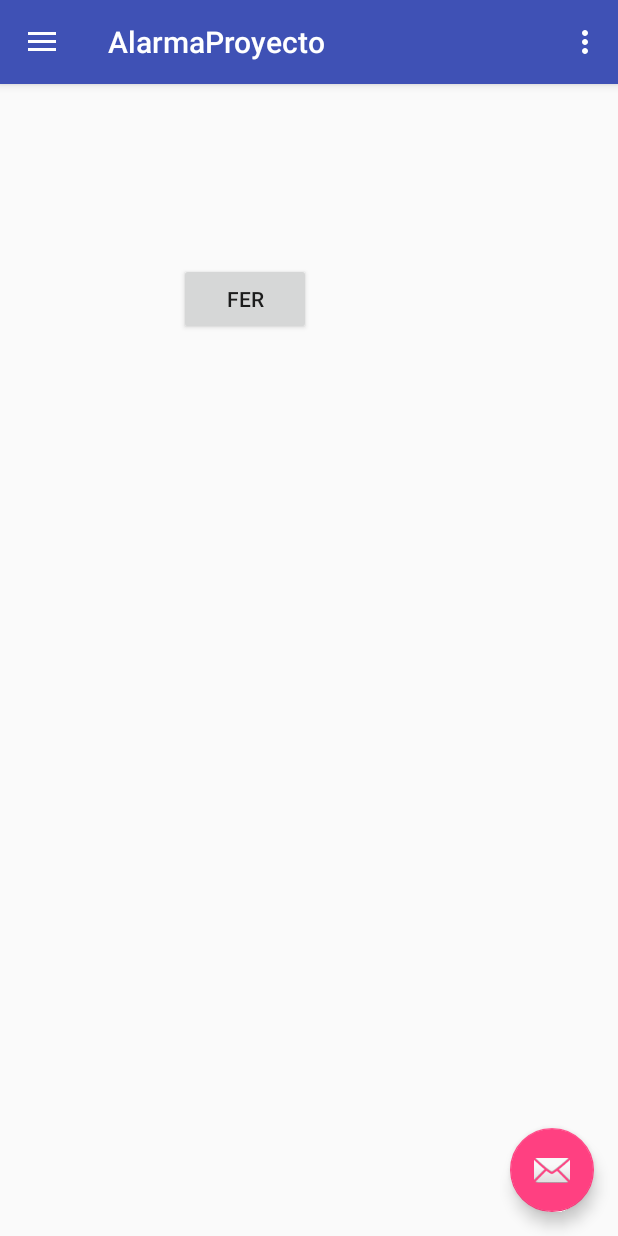
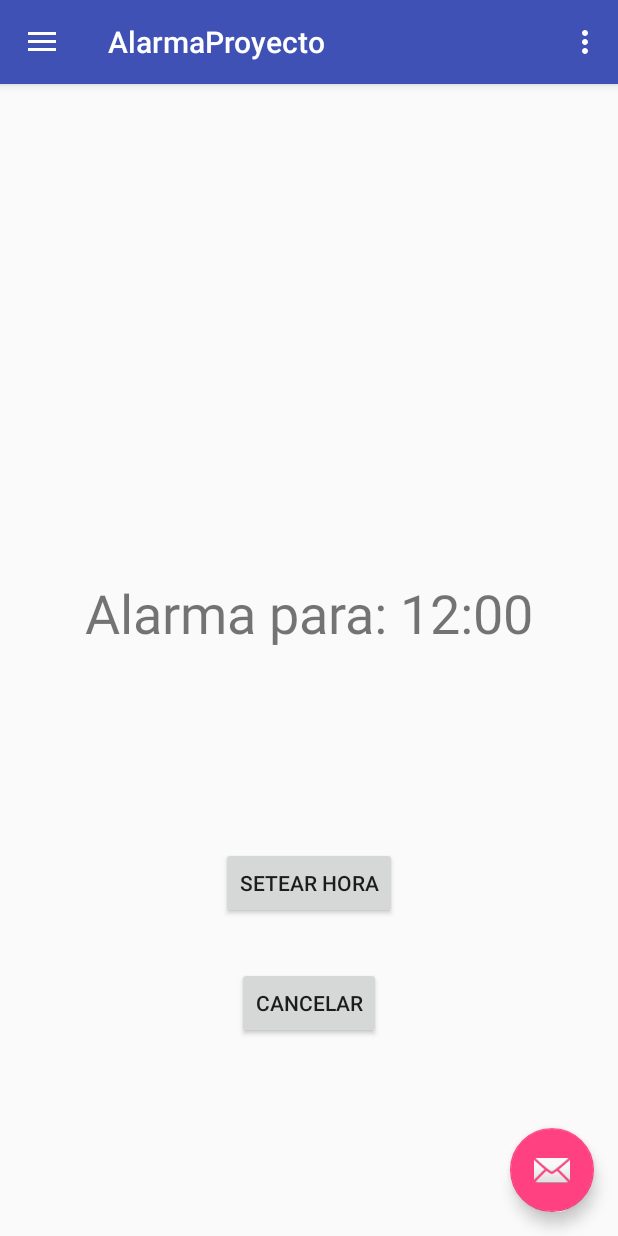
Before and after one commit to FerDev97/AlarmaProyecto, an Android app: the screen it shows after launch (MainActivity), on a phone screen of 412 x 824 dp. Run offline under Robolectric (Android 15) with nearby library versions, the light colour scheme and no system bars.

Commit message:
AQUI SIGUE FRAN

```diff
--- a/app/src/main/java/com/example/fernando/alarmaproyecto/MainActivity.java
+++ b/app/src/main/java/com/example/fernando/alarmaproyecto/MainActivity.java
@@ -1,8 +1,14 @@
 package com.example.fernando.alarmaproyecto;
 
+import android.app.AlarmManager;
+import android.app.TimePickerDialog;
+//import android.net.Uri;
+import android.content.Context;
 import android.os.Bundle;
 import android.support.design.widget.FloatingActionButton;
 import android.support.design.widget.Snackbar;
+import android.support.v4.app.DialogFragment;
+//import android.text.format.DateFormat;
 import android.view.View;
 import android.support.design.widget.NavigationView;
 import android.support.v4.view.GravityCompat;
@@ -12,10 +18,18 @@ import android.support.v7.app.AppCompatActivity;
 import android.support.v7.widget.Toolbar;
 import android.view.Menu;
 import android.view.MenuItem;
+import android.widget.Button;
+import android.widget.TextView;
+import android.widget.TimePicker;
+import java.text.DateFormat;
+
+import java.util.Calendar;
 
 public class MainActivity extends AppCompatActivity
-        implements NavigationView.OnNavigationItemSelectedListener {
+        implements NavigationView.OnNavigationItemSelectedListener, TimePickerDialog.OnTimeSetListener {
 
+
+    TextView text;
     @Override
     protected void onCreate(Bundle savedInstanceState) {
         super.onCreate(savedInstanceState);
@@ -40,7 +54,51 @@ public class MainActivity extends AppCompatActivity
 
         NavigationView navigationView = (NavigationView) findViewById(R.id.nav_view);
         navigationView.setNavigationItemSelectedListener(this);
+
+        text=(TextView)findViewById(R.id.texto);
+
+        Button boton=(Button)findViewById(R.id.boton);
+        boton.setOnClickListener(new View.OnClickListener() {
+            @Override
+            public void onClick(View view) {
+                DialogFragment timerPicker=new TimePickerFragment();
+                timerPicker.show(getSupportFragmentManager(), "Time picker");
+            }
+        });
+
+        Button cancel=(Button)findViewById(R.id.cancelar);
+        cancel.setOnClickListener(new View.OnClickListener() {
+            @Override
+            public void onClick(View view) {
+                cancelarAlarmna();
+            }
+        });
     }
+
+    private void cancelarAlarmna() {
+
+    }
+
+
+    @Override
+    public void onTimeSet(TimePicker timePicker, int hora, int minuto) {
+        Calendar c=Calendar.getInstance();
+        c.set(Calendar.HOUR_OF_DAY, hora);
+        c.set(Calendar.MINUTE, minuto);
+        c.set(Calendar.SECOND, 0);
+
+        actualizar(c);
+        iniciarAlarma(c);
+    }
+
+    private void iniciarAlarma(Calendar c) {
+        AlarmManager alarmManager=(AlarmManager)getSystemService(Context.ALARM_SERVICE);
+    }
+
+    private void actualizar(Calendar c) {
+        String texto="Alarma a las: "+ DateFormat.getTimeInstance(DateFormat.SHORT).format(c);
+    }
+
 
     @Override
     public void onBackPressed() {
--- a/app/src/main/res/layout/content_main.xml
+++ b/app/src/main/res/layout/content_main.xml
@@ -9,12 +9,30 @@
     tools:showIn="@layout/app_bar_main">
 
     <Button
-        android:id="@+id/button"
+        android:id="@+id/boton"
         android:layout_width="wrap_content"
         android:layout_height="wrap_content"
-        android:layout_alignParentStart="true"
-        android:layout_alignParentTop="true"
-        android:layout_marginStart="119dp"
-        android:layout_marginTop="119dp"
-        android:text="fer" />
+        android:layout_alignParentBottom="true"
+        android:layout_centerHorizontal="true"
+        android:layout_marginBottom="211dp"
+        android:text="Setear Hora" />
+
+    <Button
+        android:id="@+id/cancelar"
+        android:layout_width="wrap_content"
+        android:layout_height="wrap_content"
+        android:layout_alignTop="@+id/boton"
+        android:layout_centerHorizontal="true"
+        android:layout_marginTop="80dp"
+        android:text="Cancelar" />
+
+    <TextView
+        android:id="@+id/texto"
+        android:layout_width="wrap_content"
+        android:layout_height="wrap_content"
+        android:layout_above="@+id/boton"
+        android:layout_centerHorizontal="true"
+        android:layout_marginBottom="132dp"
+        android:text="Alarma para: 12:00"
+        android:textSize="36sp" />
 </RelativeLayout>
```
Also changed, not shown: app/src/main/java/com/example/fernando/alarmaproyecto/AlertReceiver.java (added, +16 -0 lines), app/src/main/java/com/example/fernando/alarmaproyecto/TimePickerFragment.java (added, +25 -0 lines).
